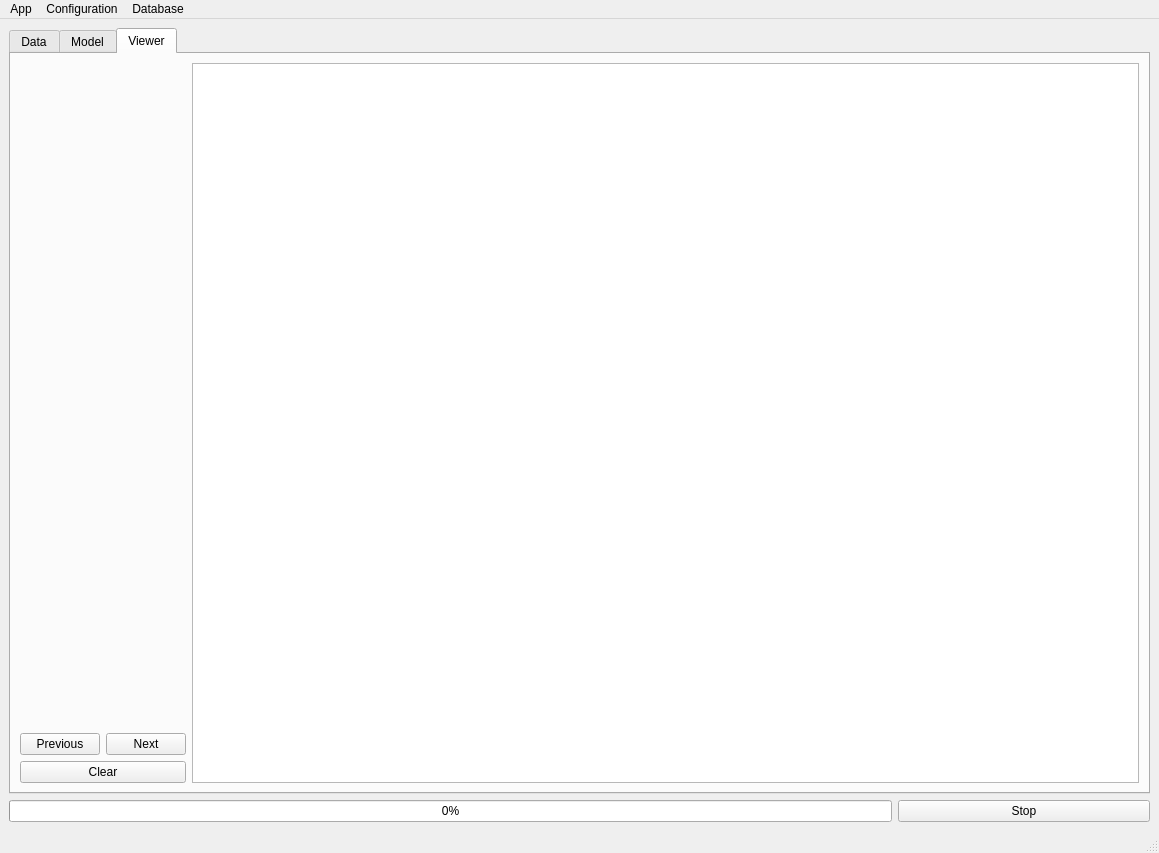
Before: the Qt Designer form FAIRS/app/assets/window_layout.ui in CTCycle/FAIRS-Roulette-Player, drawn with Qt 5.
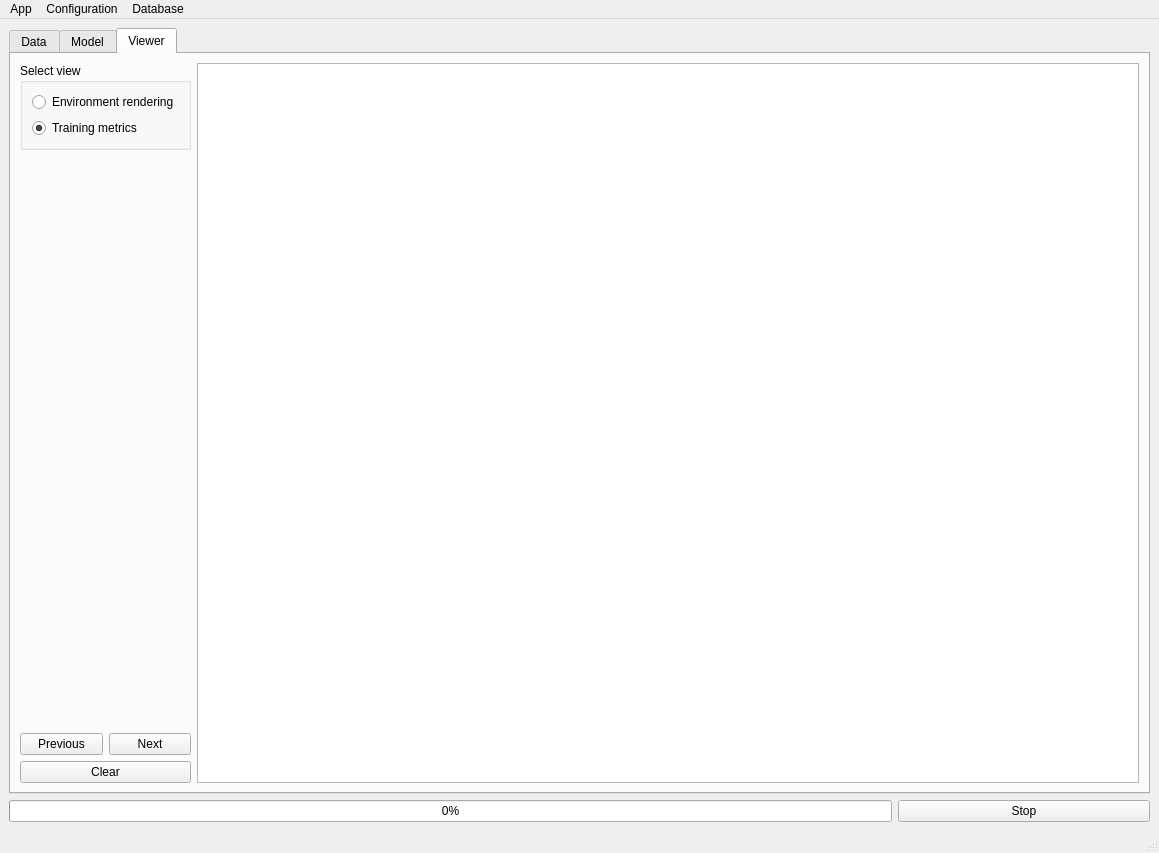
After: the same form once the commit is applied. The open tabs and pages were chosen to show the change.

Commit message: implemented real time view of training metrics with possibility to select views

The edit to the form file:
```diff
--- a/FAIRS/app/assets/window_layout.ui
+++ b/FAIRS/app/assets/window_layout.ui
@@ -1189,10 +1189,38 @@
        <attribute name="title">
         <string>Viewer</string>
        </attribute>
+       <layout class="QHBoxLayout" name="horizontalLayout_28">
+        <item>
        <layout class="QHBoxLayout" name="horizontalLayout_7">
         <item>
+           <layout class="QVBoxLayout" name="verticalLayout_10">
+            <item>
+             <widget class="QGroupBox" name="groupBox_2">
+              <property name="title">
+               <string>Select view</string>
+              </property>
          <layout class="QVBoxLayout" name="verticalLayout_4">
           <item>
+                <widget class="QRadioButton" name="viewEnvRender">
+                 <property name="text">
+                  <string>Environment rendering</string>
+                 </property>
+                </widget>
+               </item>
+               <item>
+                <widget class="QRadioButton" name="viewTrainMetrics">
+                 <property name="text">
+                  <string>Training metrics</string>
+                 </property>
+                 <property name="checked">
+                  <bool>true</bool>
+                 </property>
+                </widget>
+               </item>
+              </layout>
+             </widget>
+            </item>
+            <item>
            <spacer name="verticalSpacer_10">
             <property name="orientation">
              <enum>Qt::Orientation::Vertical</enum>
@@ -1238,6 +1266,8 @@
         </item>
         <item>
          <widget class="QGraphicsView" name="canvas"/>
+          </item>
+         </layout>
         </item>
        </layout>
       </widget>
```
Left out of the diff: 2 changed lines with no effect on the pictures. Lines whose indentation alone changed are shown as unchanged. The commit also changes 3 other files.
